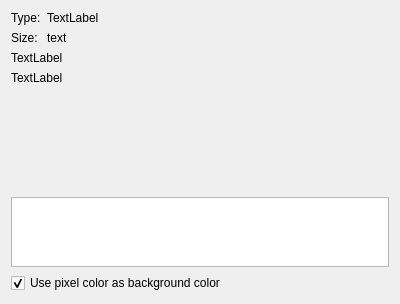
This is cvio/infodialog.ui in klindworth/cvwidgets as Qt 5 draws it before an edit. The edited form follows.
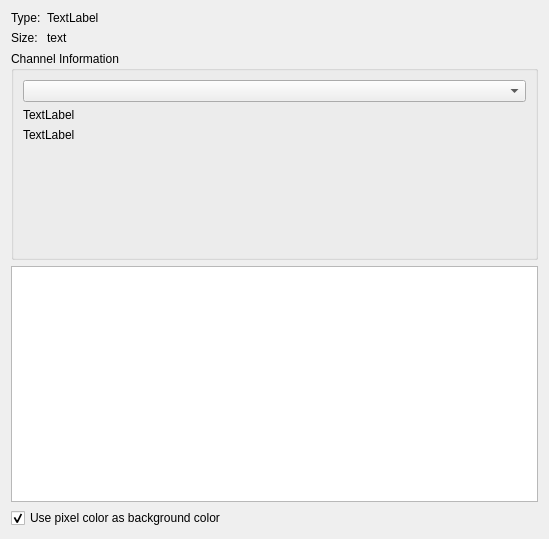
This is the edited form. Custom widgets are drawn as their Qt base class.

```diff
--- a/cvio/infodialog.ui
+++ b/cvio/infodialog.ui
@@ -6,8 +6,8 @@
    <rect>
     <x>0</x>
     <y>0</y>
-    <width>400</width>
-    <height>300</height>
+    <width>549</width>
+    <height>539</height>
    </rect>
   </property>
   <property name="windowTitle">
@@ -47,6 +47,15 @@
     </layout>
    </item>
    <item>
+    <widget class="QGroupBox" name="groupBox">
+     <property name="title">
+      <string>Channel Information</string>
+     </property>
+     <layout class="QVBoxLayout" name="verticalLayout_2">
+      <item>
+       <widget class="QComboBox" name="cbChannelSelector"/>
+      </item>
+      <item>
     <widget class="QLabel" name="lblExtrema">
      <property name="text">
       <string>TextLabel</string>
@@ -68,6 +77,9 @@
        <height>100</height>
       </size>
      </property>
+       </widget>
+      </item>
+     </layout>
     </widget>
    </item>
    <item>
```
Lines whose indentation alone changed are shown as unchanged.
